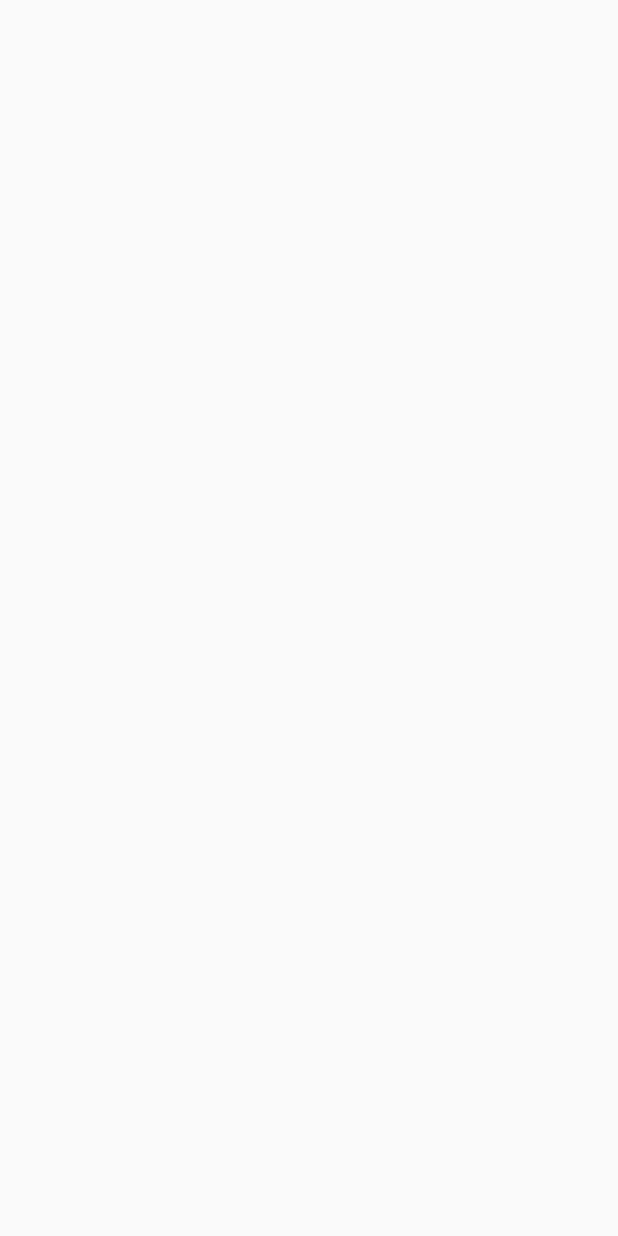
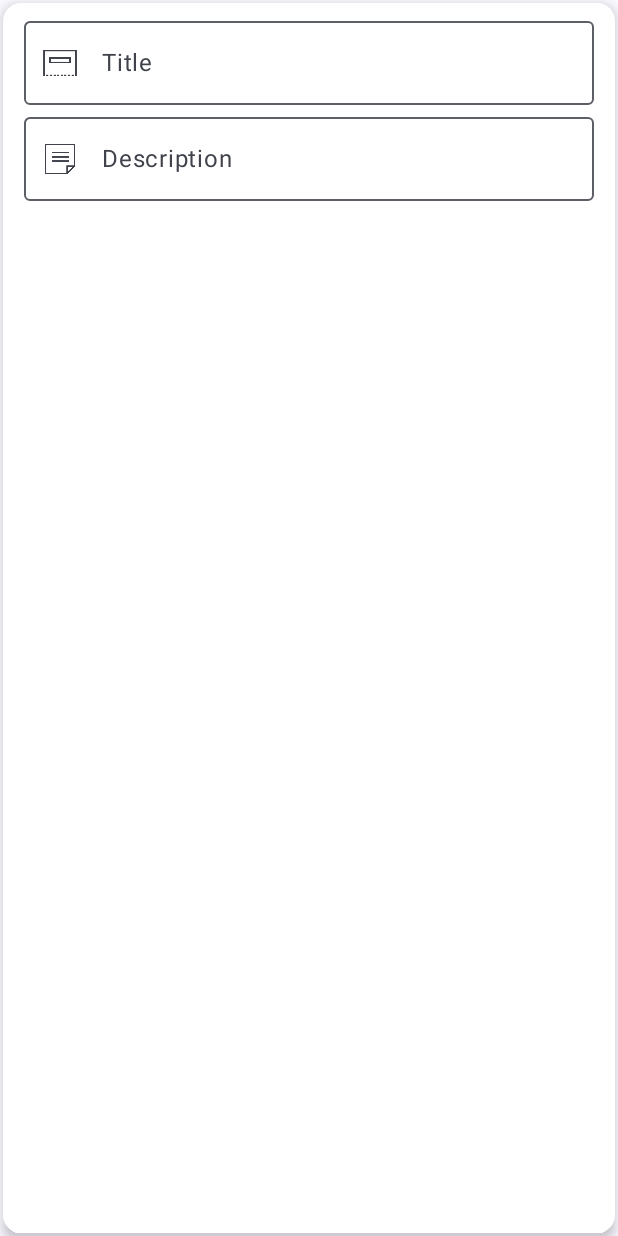
Before and after one commit to FnnDev00900/ToDoList, an Android app built with Jetpack Compose: the TaskAddEditScreen screen opened through its navigation route, on a phone screen of 412 x 824 dp. Before the commit the screen is empty. Run offline under Robolectric (Android 15) with nearby library versions, the phone set to English and light mode, and no system bars; our stand-ins replace Dagger/Hilt's generated code; libraries missing offline, so code that uses them is left out: androidx.hilt.lifecycle.

Commit message:
Add Branch AddEdit to Design Add Screen

```diff
--- a/app/src/main/java/com/fnndev/todolist/navigation/NavGraph.kt
+++ b/app/src/main/java/com/fnndev/todolist/navigation/NavGraph.kt
@@ -4,12 +4,17 @@ import androidx.compose.runtime.Composable
 import androidx.navigation.NavHostController
 import androidx.navigation.compose.NavHost
 import androidx.navigation.compose.composable
+import com.fnndev.todolist.ui.add_edit_task.TaskAddEditScreen
 import com.fnndev.todolist.ui.tasks.TasksScreen
 
 @Composable
 fun SetupNavGraph(navController: NavHostController) {
     NavHost(navController = navController, startDestination = Screens.TasksScreen.route) {
-        composable(route = Screens.TasksScreen.route) { TasksScreen() }
-        composable(route = Screens.AddEditTaskScreen.route) {}
+        composable(route = Screens.TasksScreen.route) {
+            TasksScreen(navController)
+        }
+        composable(route = Screens.AddEditTaskScreen.route) {
+            TaskAddEditScreen()
+        }
     }
 }
--- a/app/src/main/java/com/fnndev/todolist/ui/add_edit_task/TaskAddEditScreen.kt
+++ b/app/src/main/java/com/fnndev/todolist/ui/add_edit_task/TaskAddEditScreen.kt
@@ -1 +1,101 @@
 package com.fnndev.todolist.ui.add_edit_task
+
+import androidx.compose.foundation.layout.Arrangement
+import androidx.compose.foundation.layout.Column
+import androidx.compose.foundation.layout.calculateEndPadding
+import androidx.compose.foundation.layout.calculateStartPadding
+import androidx.compose.foundation.layout.fillMaxHeight
+import androidx.compose.foundation.layout.fillMaxSize
+import androidx.compose.foundation.layout.fillMaxWidth
+import androidx.compose.foundation.layout.padding
+import androidx.compose.foundation.layout.size
+import androidx.compose.foundation.text.KeyboardOptions
+import androidx.compose.material3.Card
+import androidx.compose.material3.CardDefaults
+import androidx.compose.material3.Icon
+import androidx.compose.material3.OutlinedTextField
+import androidx.compose.material3.Scaffold
+import androidx.compose.material3.Text
+import androidx.compose.runtime.Composable
+import androidx.compose.ui.Alignment
+import androidx.compose.ui.Modifier
+import androidx.compose.ui.graphics.Color
+import androidx.compose.ui.res.painterResource
+import androidx.compose.ui.text.input.ImeAction
+import androidx.compose.ui.text.input.KeyboardType
+import androidx.compose.ui.tooling.preview.Preview
+import androidx.compose.ui.unit.LayoutDirection
+import androidx.compose.ui.unit.dp
+import androidx.hilt.lifecycle.viewmodel.compose.hiltViewModel
+import com.fnndev.todolist.R
+
+@Composable
+fun TaskAddEditScreen(viewModel: TaskAddEditViewModel = hiltViewModel()) {
+
+    Scaffold(modifier = Modifier.fillMaxSize()) { innerPadding ->
+        Card(
+            modifier = Modifier
+                .fillMaxSize()
+                .padding(
+                    top = innerPadding.calculateTopPadding() + 2.dp,
+                    bottom = innerPadding.calculateBottomPadding() + 2.dp,
+                    start = innerPadding.calculateStartPadding(LayoutDirection.Ltr) + 2.dp,
+                    end = innerPadding.calculateEndPadding(LayoutDirection.Ltr) + 2.dp
+                ),
+            colors = CardDefaults.cardColors(Color.White),
+            elevation = CardDefaults.cardElevation(4.dp)
+        ) {
+            Column(
+                modifier = Modifier
+                    .fillMaxSize()
+                    .padding(4.dp),
+                horizontalAlignment = Alignment.CenterHorizontally,
+                verticalArrangement = Arrangement.Top
+            ) {
+                OutlinedTextField(
+                    value = viewModel.titleState.value,
+                    onValueChange = {
+                        viewModel.onEvent(TaskAddEditEvents.OnTitleChange(it))
+                    },
+                    modifier = Modifier.fillMaxWidth(0.95f),
+                    label = {
+                        Text(text = "Title")
+                    },
+                    keyboardOptions = KeyboardOptions(
+                        keyboardType = KeyboardType.Text,
+                        imeAction = ImeAction.Next
+                    ),
+                    singleLine = true,
+                    maxLines = 1,
+                    leadingIcon = {
+                        Icon(
+                            modifier = Modifier.size(24.dp),
+                            painter = painterResource(R.drawable.ic_title), contentDescription = ""
+                        )
+                    }
+                )
+                OutlinedTextField(
+                    value = viewModel.descriptionState.value,
+                    onValueChange = {
+                        viewModel.onEvent(TaskAddEditEvents.OnDescriptionChange(it))
+                    },
+                    modifier = Modifier.fillMaxWidth(0.95f),
+                    label = {
+                        Text(text = "Description")
+                    },
+                    keyboardOptions = KeyboardOptions(
+                        keyboardType = KeyboardType.Text,
+                        imeAction = ImeAction.Done
+                    ),
+                    singleLine = false,
+                    leadingIcon = {
+                        Icon(
+                            modifier = Modifier.size(24.dp),
+                            painter = painterResource(R.drawable.ic_note), contentDescription = ""
+                        )
+                    }
+                )
+            }
+        }
+    }
+}
--- a/app/src/main/java/com/fnndev/todolist/ui/add_edit_task/TaskAddEditViewModel.kt
+++ b/app/src/main/java/com/fnndev/todolist/ui/add_edit_task/TaskAddEditViewModel.kt
@@ -1,4 +1,37 @@
 package com.fnndev.todolist.ui.add_edit_task
 
-class TaskAddEditViewModel {
+import androidx.compose.runtime.mutableStateOf
+import androidx.lifecycle.ViewModel
+import androidx.lifecycle.viewModelScope
+import com.fnndev.todolist.data.repository.TaskRepository
+import com.fnndev.todolist.models.Task
+import dagger.hilt.android.lifecycle.HiltViewModel
+import kotlinx.coroutines.launch
+import javax.inject.Inject
+
+@HiltViewModel
+class TaskAddEditViewModel @Inject constructor(private val repository: TaskRepository) :
+    ViewModel() {
+
+    val titleState = mutableStateOf("")
+    val descriptionState = mutableStateOf("")
+
+    fun onEvent(event: TaskAddEditEvents) {
+        when (event) {
+            is TaskAddEditEvents.OnDescriptionChange -> descriptionState.value = event.description
+            is TaskAddEditEvents.OnTitleChange -> titleState.value = event.title
+            TaskAddEditEvents.OnSaveTask -> {
+                if (titleState.value.isNotEmpty()) {
+                    viewModelScope.launch {
+                        val task = Task(
+                            id = 0,
+                            title = titleState.value,
+                            description = descriptionState.value
+                        )
+                        repository.upsertTask(task)
+                    }
+                }
+            }
+        }
+    }
 }
--- a/app/src/main/java/com/fnndev/todolist/ui/tasks/TasksScreen.kt
+++ b/app/src/main/java/com/fnndev/todolist/ui/tasks/TasksScreen.kt
@@ -10,18 +10,35 @@ import androidx.compose.material3.FloatingActionButton
 import androidx.compose.material3.Icon
 import androidx.compose.material3.Scaffold
 import androidx.compose.runtime.Composable
+import androidx.compose.runtime.LaunchedEffect
 import androidx.compose.runtime.collectAsState
 import androidx.compose.ui.Modifier
 import androidx.compose.ui.unit.dp
 import androidx.hilt.lifecycle.viewmodel.compose.hiltViewModel
+import androidx.navigation.NavController
+import com.fnndev.todolist.navigation.Screens
+import com.fnndev.todolist.utils.UiEvents
 
 @Composable
-fun TasksScreen(viewModel: TasksViewModel = hiltViewModel()) {
+fun TasksScreen(navController: NavController, viewModel: TasksViewModel = hiltViewModel()) {
+
+    LaunchedEffect(Unit) {
+        viewModel.uiEvent.collect { event ->
+            when (event) {
+                is UiEvents.Navigate -> navController.navigate(Screens.AddEditTaskScreen.route)
+                else -> Unit
+            }
+        }
+    }
 
     val listTask = viewModel.taskList.collectAsState(initial = emptyList())
 
-    Scaffold(modifier = Modifier.fillMaxSize(),floatingActionButton = {
-        FloatingActionButton(onClick = {}) {
+    Scaffold(modifier = Modifier.fillMaxSize(), floatingActionButton = {
+        FloatingActionButton(
+            onClick = {
+                viewModel.onEvent(TasksScreenEvents.OnAddTaskClick)
+            }
+        ) {
             Icon(imageVector = Icons.Default.Add, contentDescription = "")
         }
     }) { innerPadding ->
--- a/app/src/main/java/com/fnndev/todolist/ui/tasks/TasksViewModel.kt
+++ b/app/src/main/java/com/fnndev/todolist/ui/tasks/TasksViewModel.kt
@@ -2,22 +2,30 @@ package com.fnndev.todolist.ui.tasks
 
 import androidx.lifecycle.ViewModel
 import androidx.lifecycle.viewModelScope
-import androidx.room.util.copy
 import com.fnndev.todolist.data.repository.TaskRepository
+import com.fnndev.todolist.navigation.Screens
+import com.fnndev.todolist.utils.UiEvents
 import dagger.hilt.android.lifecycle.HiltViewModel
 import kotlinx.coroutines.Dispatchers
 import kotlinx.coroutines.launch
 import javax.inject.Inject
+import kotlinx.coroutines.channels.Channel
+import kotlinx.coroutines.flow.receiveAsFlow
 
 @HiltViewModel
 class TasksViewModel @Inject constructor(private val repository: TaskRepository) : ViewModel() {
 
     val taskList = repository.getAllTasks()
 
+    private val _uiEvent = Channel<UiEvents>()
+    val uiEvent = _uiEvent.receiveAsFlow()
+
     fun onEvent(event: TasksScreenEvents) {
         when (event) {
 
-            TasksScreenEvents.OnAddTaskClick -> TODO()
+            TasksScreenEvents.OnAddTaskClick -> {
+                sendUiEvent(UiEvents.Navigate(Screens.AddEditTaskScreen.route))
+            }
 
             is TasksScreenEvents.OnDeleteTask -> {
                 viewModelScope.launch(Dispatchers.IO) {
@@ -34,4 +42,10 @@ class TasksViewModel @Inject constructor(private val repository: TaskRepository)
             is TasksScreenEvents.OnTaskClick -> TODO()
         }
     }
+
+    private fun sendUiEvent(event: UiEvents) {
+        viewModelScope.launch {
+            _uiEvent.send(event)
+        }
+    }
 }
--- /dev/null
+++ b/app/src/main/java/com/fnndev/todolist/utils/UiEvents.kt
@@ -0,0 +1,6 @@
+package com.fnndev.todolist.utils
+
+sealed class UiEvents {
+    data class Navigate(val route: String) : UiEvents()
+    object PopBackStack : UiEvents()
+}
```
Also changed, not shown: app/src/main/res/drawable/ic_note.png (added), app/src/main/res/drawable/ic_title.png (added).
